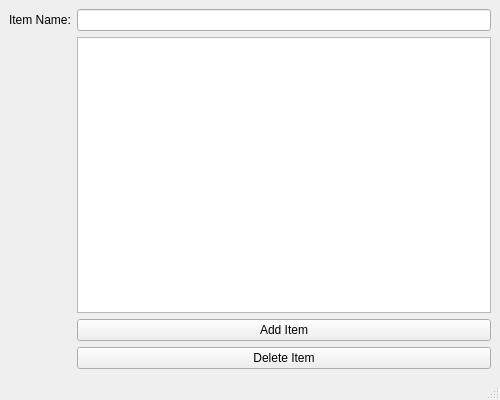
First picture: the form in ToDoList/mainwindow.ui, repository BOB450/To-do-list-GUI, before the edit.
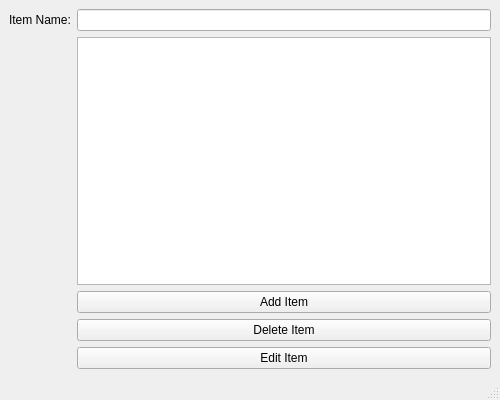
Second picture: the form after the edit.

Commit message:
added title and started on the edit button layout
added title and started on the edit button layout

Diff of the .ui file:
```diff
--- a/ToDoList/mainwindow.ui
+++ b/ToDoList/mainwindow.ui
@@ -42,6 +42,13 @@
       </property>
      </widget>
     </item>
+    <item row="5" column="1">
+     <widget class="QPushButton" name="pushButton_3">
+      <property name="text">
+       <string>Edit Item</string>
+      </property>
+     </widget>
+    </item>
    </layout>
   </widget>
   <widget class="QStatusBar" name="statusbar"/>
```
Left out of the diff: 2 changed lines with no effect on the pictures. The commit also changes 2 other files.
